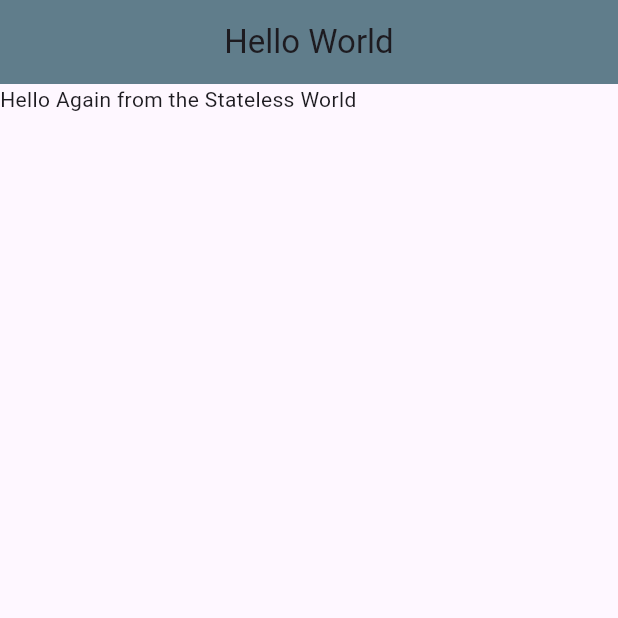
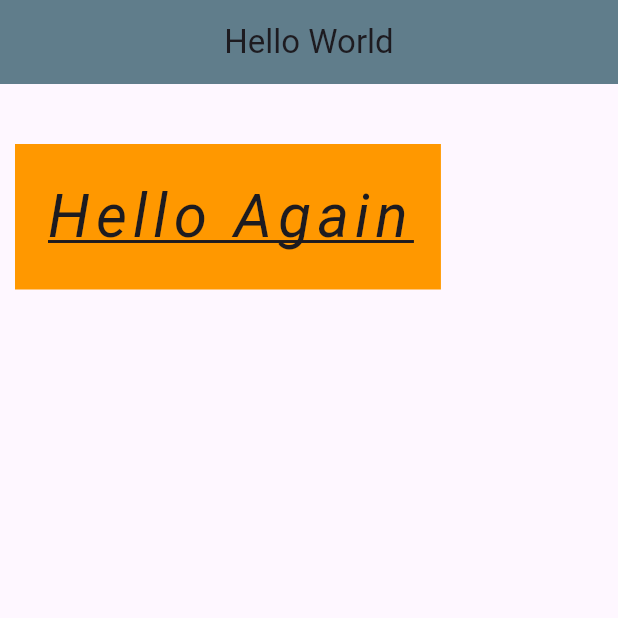
Before and after one commit to sratul/MAD200, a Flutter app: the screen it shows after launch, on a phone screen of 412 x 824 dp, the top half of it. Run offline on Flutter 3.47's test engine with Material 3 defaults, Android fonts, the phone set to English and light mode, and no system bars.

Commit message:
container done

```diff
--- a/class_lectures/lib/main.dart
+++ b/class_lectures/lib/main.dart
@@ -1,3 +1,5 @@
+import 'dart:convert';
+
 import 'package:flutter/material.dart';
 
 void main() {
@@ -50,6 +52,29 @@
   Widget build(BuildContext context) {
     // either return a widget or widget tree
     // return const Placeholder(); // just a cross;
-    return const Text("Hello Again from the Stateless World");
+    // return const Text("Hello Again from the Stateless World");
+    return Container(
+      color: Colors.orange,
+      // width: 200,
+      // height: 100,
+      padding: const EdgeInsets.all(20), // apply equally all sides
+      // margin: const EdgeInsets.only(left: 20),
+      margin: const EdgeInsets.fromLTRB(10, 40, 0, 0),
+      child: const Text(
+        "Hello Again",
+        style: TextStyle(
+          fontSize: 40,
+          letterSpacing: 4,
+          decoration: TextDecoration.underline,
+          fontStyle: FontStyle.italic,
+        ),
+      ),
+      // child should be last argument
+    );
   }
 }
+
+// container
+// wraps other widgets
+// padding and margin added easily
+// child argument introduced. Takes up a default space
```
